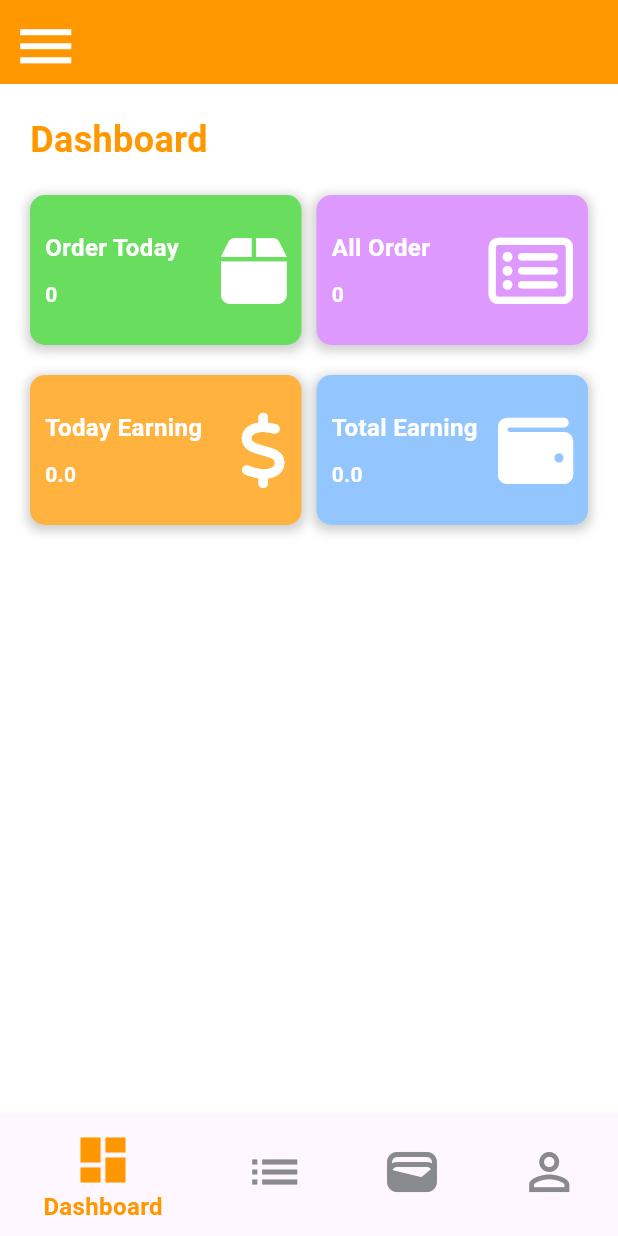
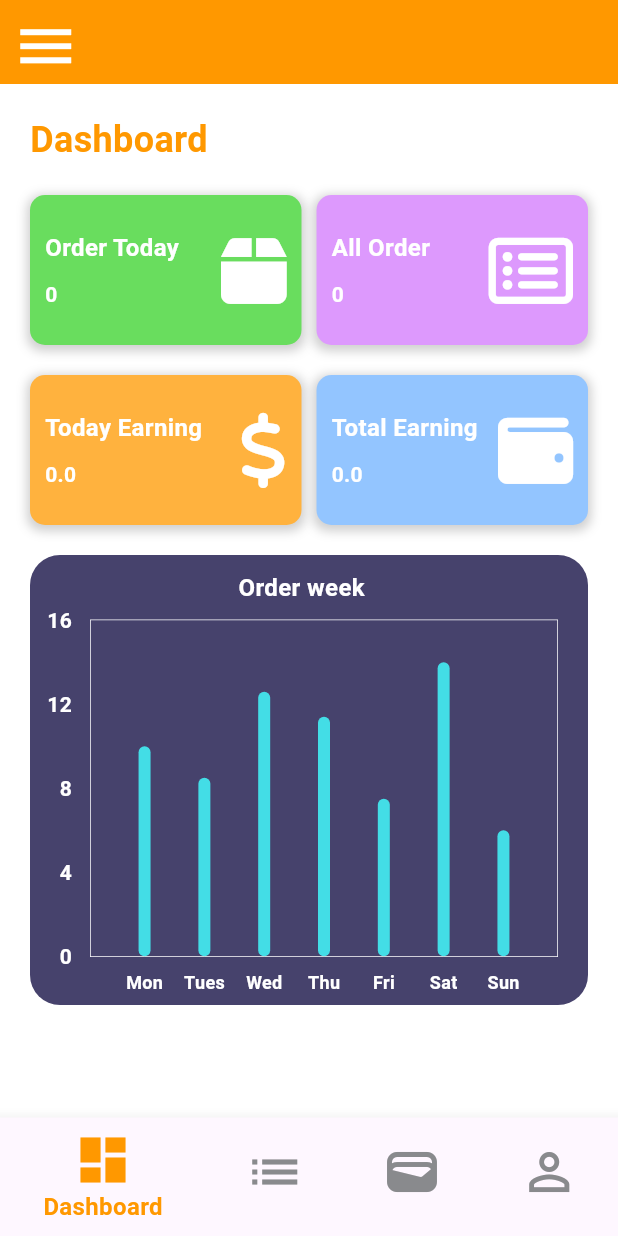
Before and after one commit to BAHRAOUIYassir/RapidDeliveryPFE, a Flutter app: the HomeScreen screen opened directly, on a phone screen of 412 x 824 dp. Run offline on Flutter 3.47's test engine with Material 3 defaults, Android fonts, the phone set to English and light mode, and no system bars; drawn by our look-alikes of fl_chart; our stand-ins replace animated_splash_screen, animated_text_kit, cloud_firestore, dots_indicator, email_validator, firebase_auth and 9 more; accounts and stored records are empty; Roboto replaces fonts that are missing (Karla, fonts/inter-Regular.ttf).

Commit message:
add chart for order per day + add page offer affiche order+ maps

```diff
--- /dev/null
+++ b/rapid_delivery_app/lib/Screen/Espace_de_livreur/Screen/chart/bar_chart.dart
@@ -0,0 +1,102 @@
+import 'package:fl_chart/fl_chart.dart';
+import 'package:flutter/material.dart';
+
+import '../data/chart_data/bar_chart_data.dart';
+
+
+class BarChartContent extends StatelessWidget {
+  @override
+  Widget build(BuildContext context) {
+    return BarChart(
+      BarChartData(
+          maxY: 16,
+          minY: 0,
+          titlesData: FlTitlesData(
+            bottomTitles: AxisTitles(
+              sideTitles: SideTitles(
+                showTitles: true,
+                getTitlesWidget: (value, meta) {
+                  String text;
+                  switch (value.toInt()) {
+                    case 1:
+                      text = 'Mon';
+                      break;
+                    case 2:
+                      text = 'Tues';
+                      break;
+                    case 3:
+                      text = 'Wed';
+                      break;
+                    case 4:
+                      text = 'Thu';
+                      break;
+                    case 5:
+                      text = 'Fri';
+                      break;
+                    case 6:
+                      text = 'Sat';
+                      break;
+                    case 7:
+                      text = 'Sun';
+                      break;
+                    default:
+                      text = '';
+                  }
+                  return SideTitleWidget(
+                    axisSide: meta.axisSide,
+                    space: 8.0, // espace entre le titre et l'axe
+                    child: Text(
+                      text,
+                      style: const TextStyle(
+                        color: Colors.white,
+                        fontSize: 12,
+                        fontWeight: FontWeight.bold,
+                      ),
+                    ),
+                  );
+                },
+              ),
+            ),
+            rightTitles:
+                const AxisTitles(sideTitles: SideTitles(showTitles: false)),
+            topTitles:
+                const AxisTitles(sideTitles: SideTitles(showTitles: false)),
+            leftTitles: AxisTitles(
+              sideTitles: SideTitles(
+                showTitles: true,
+                interval: 4,
+                reservedSize: 30,
+                getTitlesWidget: (value, meta) {
+                  // Afficher uniquement les valeurs pertinentes avec l'intervalle de 4
+                  if (value % 4 == 0 && value <= 16) {
+                    return SideTitleWidget(
+                      axisSide: meta.axisSide,
+                      space: 12.0,
+                      child: Text(
+                        value.toInt().toString(),
+                        style: const TextStyle(
+                          color: Colors.white,
+                          fontSize: 14,
+                          fontWeight: FontWeight.bold,
+                        ),
+                      ),
+                    );
+                  } else {
+                    return Container();
+                  }
+                },
+              ),
+            ),
+          ),
+          borderData: FlBorderData(
+            border: Border.all(color: Colors.white, width: 0.5),
+          ),
+          alignment: BarChartAlignment.spaceEvenly,
+          barGroups: barChartGroupData,
+          gridData: const FlGridData(
+            drawHorizontalLine: false,
+            drawVerticalLine: false,
+          )),
+    );
+  }
+}
--- a/rapid_delivery_app/lib/Screen/Espace_de_livreur/Screen/dashboard.dart
+++ b/rapid_delivery_app/lib/Screen/Espace_de_livreur/Screen/dashboard/dashboard.dart
@@ -4,6 +4,9 @@ import 'package:cloud_firestore/cloud_firestore.dart';
 import 'package:flutter/material.dart';
 import 'package:font_awesome_flutter/font_awesome_flutter.dart';
 import 'package:intl/intl.dart';
+
+import '../../../../widget/char_container/chart_container.dart';
+import '../chart/bar_chart.dart';
 
 class Dashboard extends StatefulWidget {
   const Dashboard({super.key});
@@ -215,6 +218,12 @@ class _DashboardState extends State<Dashboard> {
                 ),
               ],
             ),
+            const SizedBox(height: 20),
+              ChartContainer(
+                title: 'Order week',
+                color: const Color(0xff46426c),
+                chart: BarChartContent(),//salim: hna atmxi data/order_data.dart hna fin rdi importer data
+              ),
           ],
         ),
       ),
--- /dev/null
+++ b/rapid_delivery_app/lib/Screen/Espace_de_livreur/Screen/data/chart_data/bar_chart_data.dart
@@ -0,0 +1,27 @@
+import 'dart:ui';
+
+import 'package:fl_chart/fl_chart.dart';
+
+List<BarChartGroupData> barChartGroupData = [
+  BarChartGroupData(x: 1, barRods: [
+    BarChartRodData(toY: 10, color: const Color(0xff43dde6)),
+  ]),
+  BarChartGroupData(x: 2, barRods: [
+    BarChartRodData(toY: 8.5, color: const Color(0xff43dde6)),
+  ]),
+  BarChartGroupData(x: 3, barRods: [
+    BarChartRodData(toY: 12.6, color: const Color(0xff43dde6)),
+  ]),
+  BarChartGroupData(x: 4, barRods: [
+    BarChartRodData(toY: 11.4, color: const Color(0xff43dde6)),
+  ]),
+  BarChartGroupData(x: 5, barRods: [
+    BarChartRodData(toY: 7.5, color: const Color(0xff43dde6)),
+  ]),
+  BarChartGroupData(x: 6, barRods: [
+    BarChartRodData(toY: 14, color: const Color(0xff43dde6)),
+  ]),
+  BarChartGroupData(x: 7, barRods: [
+    BarChartRodData(toY: 6, color: const Color(0xff43dde6)),
+  ]),
+];
--- a/rapid_delivery_app/lib/Screen/Espace_de_livreur/forget_password.dart
+++ b/rapid_delivery_app/lib/Screen/Espace_de_livreur/forget_password.dart
@@ -38,6 +38,7 @@ class _ForgetPasswordState extends State<ForgetPassword> {
         // Handle password reset error
       }
       Navigator.push(
+        // ignore: use_build_context_synchronously
         context,
         MaterialPageRoute(builder: (context) => const ResetEmailSuccessfully()),
       );
--- a/rapid_delivery_app/lib/Screen/Espace_de_livreur/home_screen.dart
+++ b/rapid_delivery_app/lib/Screen/Espace_de_livreur/home_screen.dart
@@ -1,7 +1,12 @@
 // ignore_for_file: use_build_context_synchronously
 
+import 'dart:math';
+
+import 'package:cloud_firestore/cloud_firestore.dart';
+import 'package:firebase_auth/firebase_auth.dart';
 import 'package:flutter/material.dart';
-import 'package:rapid_delivery_app/Screen/Espace_de_livreur/Screen/dashboard.dart';
+import 'package:rapid_delivery_app/Screen/Espace_de_livreur/Screen/dashboard/dashboard.dart';
+import 'package:rapid_delivery_app/Screen/Espace_de_livreur/Screen/order/order.dart';
 import 'package:rapid_delivery_app/Screen/Espace_de_livreur/Screen/profile.dart';
 
 class HomeScreen extends StatefulWidget {
@@ -12,6 +17,36 @@ class HomeScreen extends StatefulWidget {
 }
 
 class _HomeScreenState extends State<HomeScreen> {
+  var deliveryId = '';
+
+  final user = FirebaseAuth.instance.currentUser;
+  final FirebaseFirestore _firestore = FirebaseFirestore.instance;
+
+  Future<void> getDeliveryData() async {
+    FirebaseFirestore db = FirebaseFirestore.instance;
+    try {
+      QuerySnapshot querySnapshot = await db
+          .collection("users")
+          .where("email", isEqualTo: user?.email)
+          .get();
+
+      if (querySnapshot.docs.isNotEmpty) {
+        DocumentSnapshot documentSnapshot = querySnapshot.docs.first;
+        Map<String, dynamic> data =
+            documentSnapshot.data() as Map<String, dynamic>;
+        setState(() {
+          deliveryId = data['deliveryId'];
+        });
+
+        log("Fetched delivery ID: $deliveryId" as num);
+      } else {
+        log("No document found with the specified tracking number" as num);
+      }
+    } catch (e) {
+      log("Error fetching document ID: $e" as num);
+    }
+  }
+
   void _selectScreen(int index) {
     setState(() {
       _indexSelected = index;
@@ -24,11 +59,11 @@ class _HomeScreenState extends State<HomeScreen> {
   void initState() {
     _screen = [
       {
-        'screen': Dashboard(),
+        'screen': const Dashboard(),
         'title': '',
       },
       {
-        'screen': Container(),
+        'screen': CommandeScreen(deliveryID: deliveryId.toString()),
         'title': 'Offers',
       },
       {
@@ -36,11 +71,12 @@ class _HomeScreenState extends State<HomeScreen> {
         'title': 'Wallet',
       },
       {
-        'screen': Profile(),
+        'screen': const Profile(),
         'title': 'Profile',
       }
     ];
     super.initState();
+    getDeliveryData();//intilati id
   }
 
   @override
@@ -69,7 +105,7 @@ class _HomeScreenState extends State<HomeScreen> {
           selectedFontSize: 16,
           selectedLabelStyle:
               const TextStyle(fontWeight: FontWeight.bold, fontFamily: 'Karla'),
-          unselectedLabelStyle: TextStyle(fontFamily: 'Karla'),
+          unselectedLabelStyle: const TextStyle(fontFamily: 'Karla'),
           currentIndex: _indexSelected,
           items: const [
             BottomNavigationBarItem(
--- a/rapid_delivery_app/lib/Screen/Espace_de_livreur/signup_successfully.dart
+++ b/rapid_delivery_app/lib/Screen/Espace_de_livreur/signup_successfully.dart
@@ -1,7 +1,4 @@
-import 'dart:ffi';
-
 import 'package:flutter/material.dart';
-import 'package:flutter/widgets.dart';
 import 'package:google_fonts/google_fonts.dart';
 import 'package:rapid_delivery_app/Screen/Espace_de_livreur/login_screen.dart';
 import 'package:rapid_delivery_app/widget/Text_widget.dart';
--- a/rapid_delivery_app/lib/Screen/Espace_de_livreur/validation.dart
+++ b/rapid_delivery_app/lib/Screen/Espace_de_livreur/validation.dart
@@ -12,7 +12,7 @@ class ResetEmailSuccessfully extends StatelessWidget {
     //*********************Implement Button logic here******************
     Navigator.push(
       context,
-      MaterialPageRoute(builder: (context) => LoginScreen()),
+      MaterialPageRoute(builder: (context) => const LoginScreen()),
     );
   }
 
--- a/rapid_delivery_app/lib/Screen/Espace_de_suivie/suivie_detail_commande.dart
+++ b/rapid_delivery_app/lib/Screen/Espace_de_suivie/suivie_detail_commande.dart
@@ -157,7 +157,8 @@ class _DetailcommandeState extends State<Detailcommande> {
           centerTitle: true,
           title: const Text(
             'Detail Commande',
-            style: TextStyle(fontSize: 24),
+            style: TextStyle(fontSize: 24 ),
+
           ),
           actions: [
             PopupMenuButton(
--- a/rapid_delivery_app/lib/main.dart
+++ b/rapid_delivery_app/lib/main.dart
@@ -1,7 +1,6 @@
 import 'package:flutter/material.dart';
-import 'package:rapid_delivery_app/Screen/Espace_de_livreur/Screen/profile.dart';
-import 'package:rapid_delivery_app/Screen/Espace_de_suivie/suivie_detail_commande.dart';
-import 'package:rapid_delivery_app/Screen/Espace_de_suivie/suivie_number_commande.dart';
+
+
 import 'package:rapid_delivery_app/Screen/select_spaces_screen.dart';
 import 'package:rapid_delivery_app/firebase_options.dart';
 import 'Animation/animation_intro_logo.dart';
--- /dev/null
+++ b/rapid_delivery_app/lib/widget/char_container/chart_container.dart
@@ -0,0 +1,46 @@
+import 'package:flutter/material.dart';
+
+class ChartContainer extends StatelessWidget {
+  final Color color;
+  final String title;
+  final Widget chart;
+
+  const ChartContainer({
+    Key? key,
+    required this.title,
+    required this.color,
+    required this.chart,
+  }) : super(key: key);
+
+  @override
+  Widget build(BuildContext context) {
+    return Center(
+      child: Container(
+        width: MediaQuery.of(context).size.width,
+        height: 300,
+        padding: const EdgeInsets.fromLTRB(10, 10, 20, 10),
+        decoration: BoxDecoration(
+          color: color,
+          borderRadius: BorderRadius.circular(20),
+        ),
+        child: Column(
+          mainAxisAlignment: MainAxisAlignment.center,
+          children: <Widget>[
+            Text(
+              title,
+              style: TextStyle(
+                  color: Colors.white,
+                  fontSize: 16,
+                  fontWeight: FontWeight.bold),
+            ),
+            Expanded(
+                child: Container(
+              padding: EdgeInsets.only(top: 10),
+              child: chart,
+            ))
+          ],
+        ),
+      ),
+    );
+  }
+}
--- a/rapid_delivery_app/pubspec.yaml
+++ b/rapid_delivery_app/pubspec.yaml
@@ -28,7 +28,9 @@ dependencies:
   google_maps_flutter: ^2.6.1
   url_launcher: ^6.2.6
   intl: ^0.19.0
-
+  fl_chart: ^0.68.0
+  geocoding: ^2.0.4
+  geolocator: ^8.0.0
 dev_dependencies:
   flutter_test:
     sdk: flutter
```
Also changed, not shown: rapid_delivery_app/lib/Screen/Espace_de_livreur/Screen/data/order_data.dart (added, +45 -0 lines), rapid_delivery_app/lib/Screen/Espace_de_livreur/Screen/order/order.dart (added, +222 -0 lines), rapid_delivery_app/lib/Screen/Espace_de_livreur/Screen/order/target_maps.dart (added, +119 -0 lines), rapid_delivery_app/lib/Screen/Espace_de_livreur/Screen/profile.dart (+20 -3 lines), rapid_delivery_app/image/box.png (added), rapid_delivery_app/pubspec.lock, 4 other files.
